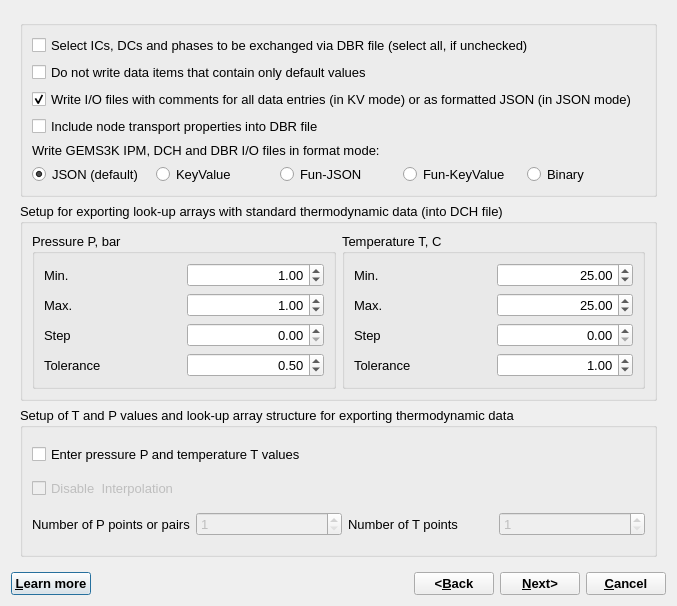
gemshub/GEMSGUI, file GUI/Dialogs4/LookupDialog4.ui: the form before one commit.
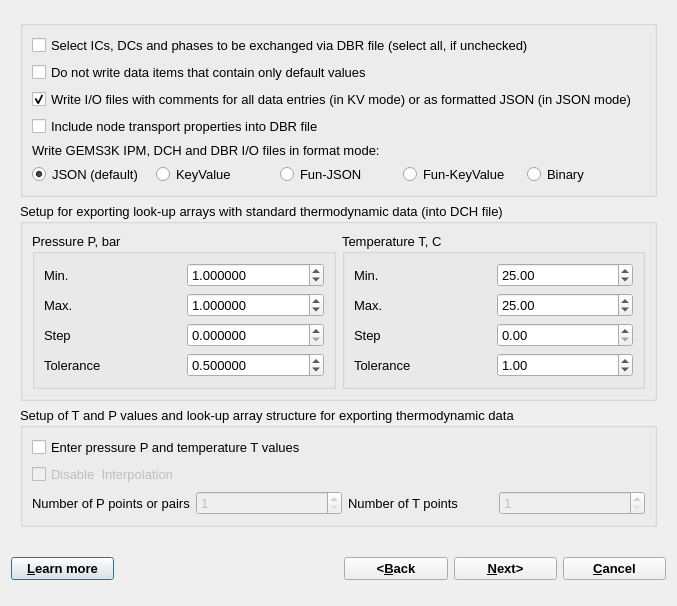
The form after the commit.

Commit message:
Fixed P limits on Lookup form (#58)
* Fixed P limits on Lookup form

* Check deploy for P_limit

* fixed possible tolerance value to 1e-6

* revert to gems start with -d option, to aviod visior error

* Set json export as default

---------

Diff of the .ui file:
```diff
--- a/GUI/Dialogs4/LookupDialog4.ui
+++ b/GUI/Dialogs4/LookupDialog4.ui
@@ -3,7 +3,7 @@
  <class>LookupDialogData</class>
  <widget class="QDialog" name="LookupDialogData">
   <property name="windowModality">
-   <enum>Qt::WindowModal</enum>
+   <enum>Qt::NonModal</enum>
   </property>
   <property name="geometry">
    <rect>
@@ -144,11 +144,8 @@
                <property name="layoutDirection">
                 <enum>Qt::LeftToRight</enum>
                </property>
-               <property name="alignment">
-                <set>Qt::AlignRight|Qt::AlignTrailing|Qt::AlignVCenter</set>
-               </property>
                <property name="decimals">
-                <number>2</number>
+                <number>6</number>
                </property>
                <property name="maximum">
                 <double>10000.000000000000000</double>
@@ -167,11 +164,8 @@
              </item>
              <item row="1" column="1">
               <widget class="QDoubleSpinBox" name="pPuntil">
-               <property name="alignment">
-                <set>Qt::AlignRight|Qt::AlignTrailing|Qt::AlignVCenter</set>
-               </property>
                <property name="decimals">
-                <number>2</number>
+                <number>6</number>
                </property>
                <property name="maximum">
                 <double>10000.000000000000000</double>
@@ -190,11 +184,8 @@
              </item>
              <item row="2" column="1">
               <widget class="QDoubleSpinBox" name="pPstep">
-               <property name="alignment">
-                <set>Qt::AlignRight|Qt::AlignTrailing|Qt::AlignVCenter</set>
-               </property>
                <property name="decimals">
-                <number>2</number>
+                <number>6</number>
                </property>
                <property name="maximum">
                 <double>1000.000000000000000</double>
@@ -210,14 +201,11 @@
              </item>
              <item row="3" column="1">
               <widget class="QDoubleSpinBox" name="pPtol">
-               <property name="alignment">
-                <set>Qt::AlignRight|Qt::AlignTrailing|Qt::AlignVCenter</set>
-               </property>
                <property name="decimals">
-                <number>2</number>
+                <number>6</number>
                </property>
                <property name="minimum">
-                <double>0.010000000000000</double>
+                <double>0.000001000000000</double>
                </property>
                <property name="maximum">
                 <double>10.000000000000000</double>
@@ -248,9 +236,6 @@
              </item>
              <item row="0" column="1">
               <widget class="QDoubleSpinBox" name="pTfrom">
-               <property name="alignment">
-                <set>Qt::AlignRight|Qt::AlignTrailing|Qt::AlignVCenter</set>
-               </property>
                <property name="decimals">
                 <number>2</number>
                </property>
@@ -271,9 +256,6 @@
              </item>
              <item row="1" column="1">
               <widget class="QDoubleSpinBox" name="pTuntil">
-               <property name="alignment">
-                <set>Qt::AlignRight|Qt::AlignTrailing|Qt::AlignVCenter</set>
-               </property>
                <property name="decimals">
                 <number>2</number>
                </property>
@@ -294,9 +276,6 @@
              </item>
              <item row="2" column="1">
               <widget class="QDoubleSpinBox" name="pTstep">
-               <property name="alignment">
-                <set>Qt::AlignRight|Qt::AlignTrailing|Qt::AlignVCenter</set>
-               </property>
                <property name="decimals">
                 <number>2</number>
                </property>
@@ -317,9 +296,6 @@
              </item>
              <item row="3" column="1">
               <widget class="QDoubleSpinBox" name="pTtol">
-               <property name="alignment">
-                <set>Qt::AlignRight|Qt::AlignTrailing|Qt::AlignVCenter</set>
-               </property>
                <property name="decimals">
                 <number>2</number>
                </property>
@@ -436,7 +412,6 @@
      <property name="font">
       <font>
        <pointsize>10</pointsize>
-       <weight>75</weight>
        <bold>true</bold>
       </font>
      </property>
@@ -450,9 +425,6 @@
    </item>
    <item row="1" column="1">
     <spacer name="horizontalSpacer">
-     <property name="orientation">
-      <enum>Qt::Horizontal</enum>
-     </property>
      <property name="sizeHint" stdset="0">
       <size>
        <width>218</width>
@@ -466,7 +438,6 @@
      <property name="font">
       <font>
        <pointsize>10</pointsize>
-       <weight>75</weight>
        <bold>true</bold>
       </font>
      </property>
@@ -480,7 +451,6 @@
      <property name="font">
       <font>
        <pointsize>10</pointsize>
-       <weight>75</weight>
        <bold>true</bold>
       </font>
      </property>
@@ -494,7 +464,6 @@
      <property name="font">
       <font>
        <pointsize>10</pointsize>
-       <weight>75</weight>
        <bold>true</bold>
       </font>
      </property>
```
The commit also changes 6 other files.
